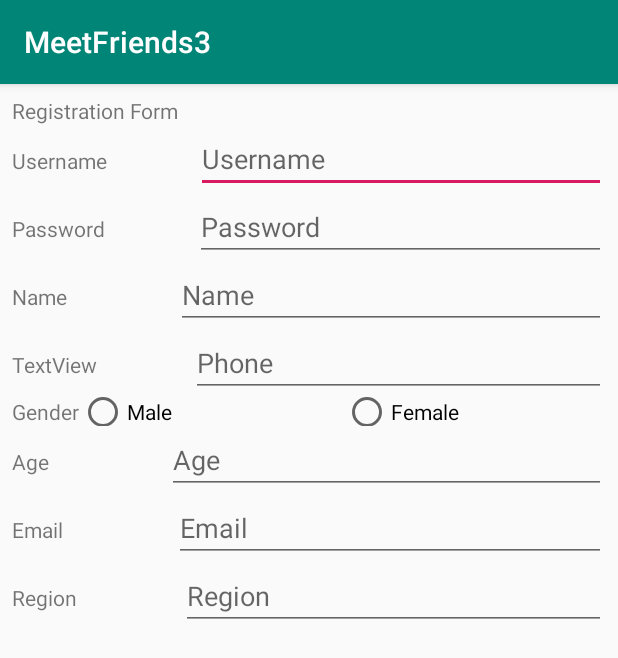
After one commit to daniel980723/MeetFriends3, an Android app: the RegisterActivity screen opened directly, with no data from a screen before it, on a phone screen of 412 x 824 dp. The commit adds this screen. Shown: the top 658 px of the screen. Run offline under Robolectric (Android 15) with nearby library versions, the phone set to English and light mode, and no system bars.

Commit message:
LoginRegister UI Addition

```diff
--- a/app/build.gradle
+++ b/app/build.gradle
@@ -25,7 +25,7 @@ android {
 
 dependencies {
     implementation fileTree(dir: 'libs', include: ['*.jar'])
-    implementation"org.jetbrains.kotlin:kotlin-stdlib-jdk7:$kotlin_version"
+    implementation "org.jetbrains.kotlin:kotlin-stdlib-jdk7:$kotlin_version"
     implementation 'androidx.appcompat:appcompat:1.0.2'
     implementation 'androidx.core:core-ktx:1.0.2'
     implementation 'com.google.android.material:material:1.0.0'
@@ -35,6 +35,7 @@ dependencies {
     implementation 'androidx.lifecycle:lifecycle-extensions:2.0.0'
     implementation 'androidx.navigation:navigation-fragment-ktx:2.0.0'
     implementation 'androidx.navigation:navigation-ui-ktx:2.0.0'
+    implementation 'androidx.annotation:annotation:1.0.2'
     testImplementation 'junit:junit:4.12'
     androidTestImplementation 'androidx.test.ext:junit:1.1.0'
     androidTestImplementation 'androidx.test.espresso:espresso-core:3.1.1'
--- a/app/src/main/AndroidManifest.xml
+++ b/app/src/main/AndroidManifest.xml
@@ -9,6 +9,11 @@
         android:roundIcon="@mipmap/ic_launcher_round"
         android:supportsRtl="true"
         android:theme="@style/AppTheme">
+        <activity android:name=".LoginActivity"></activity>
+        <activity android:name=".RegisterActivity" />
+        <activity
+            android:name=".ui.login.LoginActivity"
+            android:label="@string/title_activity_login" />
         <activity
             android:name=".MainActivity"
             android:label="@string/app_name"
--- /dev/null
+++ b/app/src/main/java/com/example/meetfriends3/LoginActivity.kt
@@ -0,0 +1,12 @@
+package com.example.meetfriends3
+
+import androidx.appcompat.app.AppCompatActivity
+import android.os.Bundle
+
+class LoginActivity : AppCompatActivity() {
+
+    override fun onCreate(savedInstanceState: Bundle?) {
+        super.onCreate(savedInstanceState)
+        setContentView(R.layout.activity_login)
+    }
+}
--- /dev/null
+++ b/app/src/main/java/com/example/meetfriends3/RegisterActivity.kt
@@ -0,0 +1,12 @@
+package com.example.meetfriends3
+
+import androidx.appcompat.app.AppCompatActivity
+import android.os.Bundle
+
+class RegisterActivity : AppCompatActivity() {
+
+    override fun onCreate(savedInstanceState: Bundle?) {
+        super.onCreate(savedInstanceState)
+        setContentView(R.layout.activity_register)
+    }
+}
--- /dev/null
+++ b/app/src/main/res/layout/activity_login.xml
@@ -0,0 +1,54 @@
+<?xml version="1.0" encoding="utf-8"?>
+<androidx.constraintlayout.widget.ConstraintLayout xmlns:android="http://schemas.android.com/apk/res/android"
+    xmlns:app="http://schemas.android.com/apk/res-auto"
+    xmlns:tools="http://schemas.android.com/tools"
+    android:layout_width="match_parent"
+    android:layout_height="match_parent"
+    tools:context=".LoginActivity">
+
+    <EditText
+        android:id="@+id/editTextUsername"
+        android:layout_width="0dp"
+        android:layout_height="wrap_content"
+        android:layout_marginStart="40dp"
+        android:layout_marginLeft="40dp"
+        android:layout_marginTop="60dp"
+        android:layout_marginEnd="40dp"
+        android:layout_marginRight="40dp"
+        android:ems="10"
+        android:hint="@string/username"
+        android:inputType="textPersonName"
+        app:layout_constraintEnd_toEndOf="parent"
+        app:layout_constraintStart_toStartOf="parent"
+        app:layout_constraintTop_toTopOf="parent" />
+
+    <EditText
+        android:id="@+id/editText2"
+        android:layout_width="0dp"
+        android:layout_height="wrap_content"
+        android:layout_marginTop="20dp"
+        android:ems="10"
+        android:hint="@string/password"
+        android:inputType="textPassword"
+        app:layout_constraintEnd_toEndOf="@+id/editTextUsername"
+        app:layout_constraintStart_toStartOf="@+id/editTextUsername"
+        app:layout_constraintTop_toBottomOf="@+id/editTextUsername" />
+
+    <Button
+        android:id="@+id/button"
+        android:layout_width="wrap_content"
+        android:layout_height="wrap_content"
+        android:layout_marginTop="40dp"
+        android:text="@string/signIn"
+        app:layout_constraintStart_toStartOf="@+id/editText2"
+        app:layout_constraintTop_toBottomOf="@+id/editText2" />
+
+    <Button
+        android:id="@+id/button2"
+        android:layout_width="wrap_content"
+        android:layout_height="wrap_content"
+        android:text="@string/register"
+        app:layout_constraintBottom_toBottomOf="@+id/button"
+        app:layout_constraintEnd_toEndOf="@+id/editText2"
+        app:layout_constraintTop_toTopOf="@+id/button" />
+</androidx.constraintlayout.widget.ConstraintLayout>
--- /dev/null
+++ b/app/src/main/res/layout/activity_register.xml
@@ -0,0 +1,225 @@
+<?xml version="1.0" encoding="utf-8"?>
+<androidx.constraintlayout.widget.ConstraintLayout xmlns:android="http://schemas.android.com/apk/res/android"
+    xmlns:app="http://schemas.android.com/apk/res-auto"
+    xmlns:tools="http://schemas.android.com/tools"
+    android:layout_width="match_parent"
+    android:layout_height="match_parent"
+    tools:context=".RegisterActivity">
+
+    <ScrollView
+        android:layout_width="0dp"
+        android:layout_height="0dp"
+        android:layout_marginStart="8dp"
+        android:layout_marginLeft="8dp"
+        android:layout_marginTop="8dp"
+        android:layout_marginEnd="8dp"
+        android:layout_marginRight="8dp"
+        android:layout_marginBottom="8dp"
+        app:layout_constraintBottom_toBottomOf="parent"
+        app:layout_constraintEnd_toEndOf="parent"
+        app:layout_constraintStart_toStartOf="parent"
+        app:layout_constraintTop_toTopOf="parent">
+
+        <LinearLayout
+            android:layout_width="match_parent"
+            android:layout_height="wrap_content"
+            android:orientation="vertical" >
+
+            <TextView
+                android:id="@+id/textViewRegForm"
+                android:layout_width="match_parent"
+                android:layout_height="wrap_content"
+                android:text="@string/registerForm" />
+
+            <LinearLayout
+                android:layout_width="match_parent"
+                android:layout_height="match_parent"
+                android:orientation="horizontal">
+
+                <TextView
+                    android:id="@+id/textViewRegUsername"
+                    android:layout_width="wrap_content"
+                    android:layout_height="wrap_content"
+                    android:layout_weight="1"
+                    android:text="@string/username" />
+
+                <EditText
+                    android:id="@+id/editTextRegUsername"
+                    android:layout_width="wrap_content"
+                    android:layout_height="wrap_content"
+                    android:layout_weight="1"
+                    android:ems="10"
+                    android:hint="@string/username"
+                    android:inputType="textPersonName" />
+            </LinearLayout>
+
+            <LinearLayout
+                android:layout_width="match_parent"
+                android:layout_height="match_parent"
+                android:orientation="horizontal">
+
+                <TextView
+                    android:id="@+id/textViewRegPassword"
+                    android:layout_width="wrap_content"
+                    android:layout_height="wrap_content"
+                    android:layout_weight="1"
+                    android:text="@string/password" />
+
+                <EditText
+                    android:id="@+id/editTextRegPassword"
+                    android:layout_width="wrap_content"
+                    android:layout_height="wrap_content"
+                    android:layout_weight="1"
+                    android:ems="10"
+                    android:hint="@string/password"
+                    android:inputType="textPassword" />
+            </LinearLayout>
+
+            <LinearLayout
+                android:layout_width="match_parent"
+                android:layout_height="match_parent"
+                android:orientation="horizontal">
+
+                <TextView
+                    android:id="@+id/textViewRegName"
+                    android:layout_width="wrap_content"
+                    android:layout_height="wrap_content"
+                    android:layout_weight="1"
+                    android:text="@string/name" />
+
+                <EditText
+                    android:id="@+id/editTextRegName"
+                    android:layout_width="wrap_content"
+                    android:layout_height="wrap_content"
+                    android:layout_weight="1"
+                    android:ems="10"
+                    android:hint="@string/name"
+                    android:inputType="textPersonName" />
+            </LinearLayout>
+
+            <LinearLayout
+                android:layout_width="match_parent"
+                android:layout_height="match_parent"
+                android:orientation="horizontal">
+
+                <TextView
+                    android:id="@+id/textViewRegPhone"
+                    android:layout_width="wrap_content"
+                    android:layout_height="wrap_content"
+                    android:layout_weight="1"
+                    android:text="TextView"
+                    tools:text="@string/phone" />
+
+                <EditText
+                    android:id="@+id/editTextRegPhone"
+                    android:layout_width="wrap_content"
+                    android:layout_height="wrap_content"
+                    android:layout_weight="1"
+                    android:ems="10"
+                    android:hint="@string/phone"
+                    android:inputType="phone" />
+            </LinearLayout>
+
+            <LinearLayout
+                android:layout_width="match_parent"
+                android:layout_height="match_parent"
+                android:orientation="horizontal">
+
+                <TextView
+                    android:id="@+id/textViewRegGender"
+                    android:layout_width="wrap_content"
+                    android:layout_height="wrap_content"
+                    android:layout_weight="0"
+                    android:text="@string/gender" />
+
+                <RadioGroup
+                    android:layout_width="match_parent"
+                    android:layout_height="match_parent"
+                    android:layout_weight="1"
+                    android:orientation="horizontal">
+
+                    <RadioButton
+                        android:id="@+id/radioButtonMale"
+                        android:layout_width="match_parent"
+                        android:layout_height="wrap_content"
+                        android:layout_weight="1"
+                        android:text="@string/male" />
+
+                    <RadioButton
+                        android:id="@+id/radioButtonFemale"
+                        android:layout_width="match_parent"
+                        android:layout_height="wrap_content"
+                        android:layout_weight="1"
+                        android:text="@string/female" />
+                </RadioGroup>
+            </LinearLayout>
+
+            <LinearLayout
+                android:layout_width="match_parent"
+                android:layout_height="match_parent"
+                android:orientation="horizontal">
+
+                <TextView
+                    android:id="@+id/textViewRegAge"
+                    android:layout_width="wrap_content"
+                    android:layout_height="wrap_content"
+                    android:layout_weight="1"
+                    android:text="@string/age" />
+
+                <EditText
+                    android:id="@+id/editTextRegAge"
+                    android:layout_width="wrap_content"
+                    android:layout_height="wrap_content"
+                    android:layout_weight="1"
+                    android:ems="10"
+                    android:hint="@string/age"
+                    android:inputType="number" />
+            </LinearLayout>
+
+            <LinearLayout
+                android:layout_width="match_parent"
+                android:layout_height="match_parent"
+                android:orientation="horizontal">
+
+                <TextView
+                    android:id="@+id/textViewRegEmail"
+                    android:layout_width="wrap_content"
+                    android:layout_height="wrap_content"
+                    android:layout_weight="1"
+                    android:text="@string/email" />
+
+                <EditText
+                    android:id="@+id/editTextRegEmail"
+                    android:layout_width="wrap_content"
+                    android:layout_height="wrap_content"
+                    android:layout_weight="1"
+                    android:ems="10"
+                    android:hint="@string/email"
+                    android:inputType="textEmailAddress" />
+            </LinearLayout>
+
+            <LinearLayout
+                android:layout_width="match_parent"
+                android:layout_height="match_parent"
+                android:orientation="horizontal">
+
+                <TextView
+                    android:id="@+id/textViewRegRegion"
+                    android:layout_width="wrap_content"
+                    android:layout_height="wrap_content"
+                    android:layout_weight="1"
+                    android:text="@string/region" />
+
+                <EditText
+                    android:id="@+id/editTextRegRegion"
+                    android:layout_width="wrap_content"
+                    android:layout_height="wrap_content"
+                    android:layout_weight="1"
+                    android:ems="10"
+                    android:hint="@string/region"
+                    android:inputType="textPersonName" />
+            </LinearLayout>
+
+        </LinearLayout>
+    </ScrollView>
+</androidx.constraintlayout.widget.ConstraintLayout>
--- a/app/src/main/res/values/strings.xml
+++ b/app/src/main/res/values/strings.xml
@@ -36,4 +36,28 @@
     <string name="howToApp">How to use this app ?</string>
     <string name="howToMatches">How can i get more matches ??</string>
     <string name="contactUs">Contact Us!</string>
+    <string name="title_activity_login">Sign in</string>
+    <string name="prompt_email">Email</string>
+    <string name="prompt_password">Password</string>
+    <string name="action_sign_in">Sign in or register</string>
+    <string name="action_sign_in_short">Sign in</string>
+    <string name="welcome">"Welcome !"</string>
+    <string name="invalid_username">Not a valid username</string>
+    <string name="invalid_password">Password must be >5 characters</string>
+    <string name="login_failed">"Login failed"</string>
+    <string name="username">Username</string>
+    <string name="password">Password</string>
+    <string name="username">Username</string>
+    <string name="signIn">Sign In</string>
+    <string name="register">Register</string>
+    <string name="registerForm">Registration Form</string>
+    <string name="name">Name</string>
+    <string name="name">Name</string>
+    <string name="phone">Phone</string>
+    <string name="male">Male</string>
+    <string name="female">Female</string>
+    <string name="gender">Gender</string>
+    <string name="age">Age</string>
+    <string name="email">Email</string>
+    <string name="region">Region</string>
 </resources>
```
